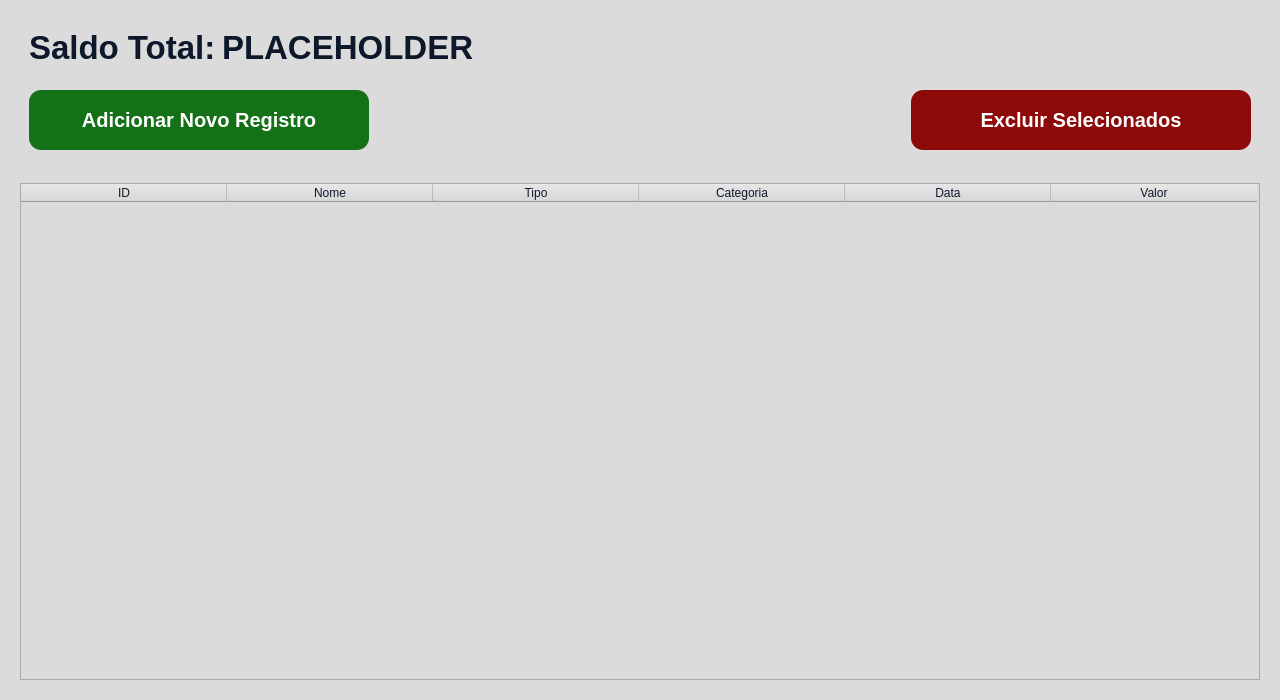
Above: ui/BalancoWindow.ui from kawlu/Atlas-Finance before the change. Below: the same form after it.
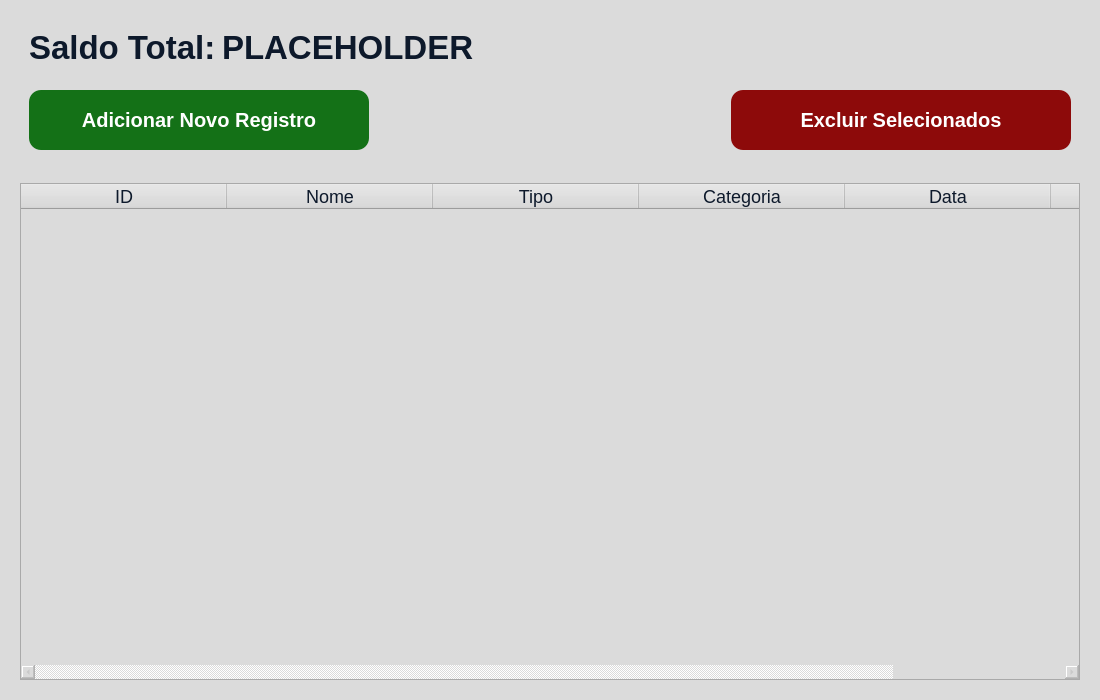
That is the form after the change.

Commit message: Exibindo saldo e exibição de dados tratados em balanco_window.py

```diff
--- a/ui/BalancoWindow.ui
+++ b/ui/BalancoWindow.ui
@@ -6,7 +6,7 @@
    <rect>
     <x>0</x>
     <y>0</y>
-    <width>1280</width>
+    <width>1100</width>
     <height>700</height>
    </rect>
   </property>
@@ -217,7 +217,7 @@
       <item>
        <widget class="QTableWidget" name="tabela_Registros">
         <property name="enabled">
-         <bool>true</bool>
+         <bool>false</bool>
         </property>
         <property name="sizePolicy">
          <sizepolicy hsizetype="MinimumExpanding" vsizetype="Expanding">
@@ -227,12 +227,12 @@
         </property>
         <property name="font">
          <font>
-          <weight>75</weight>
-          <bold>true</bold>
+          <pointsize>-1</pointsize>
          </font>
         </property>
         <property name="styleSheet">
          <string notr="true">color: rgb(13, 25, 43);
+font-size: 18px;
 </string>
         </property>
         <attribute name="horizontalHeaderDefaultSectionSize">
```
Left out of the diff: 4 changed lines with no effect on the pictures. The commit also changes 2 other files.
